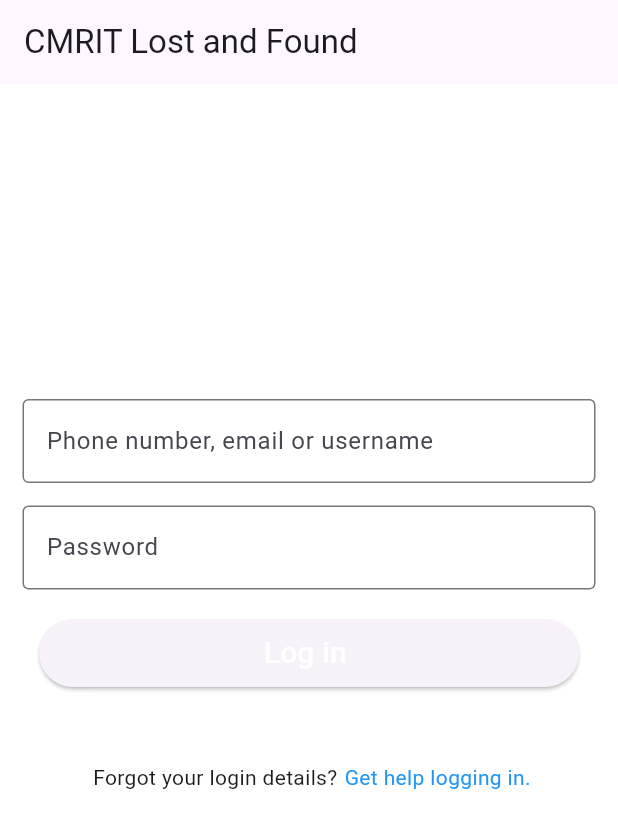
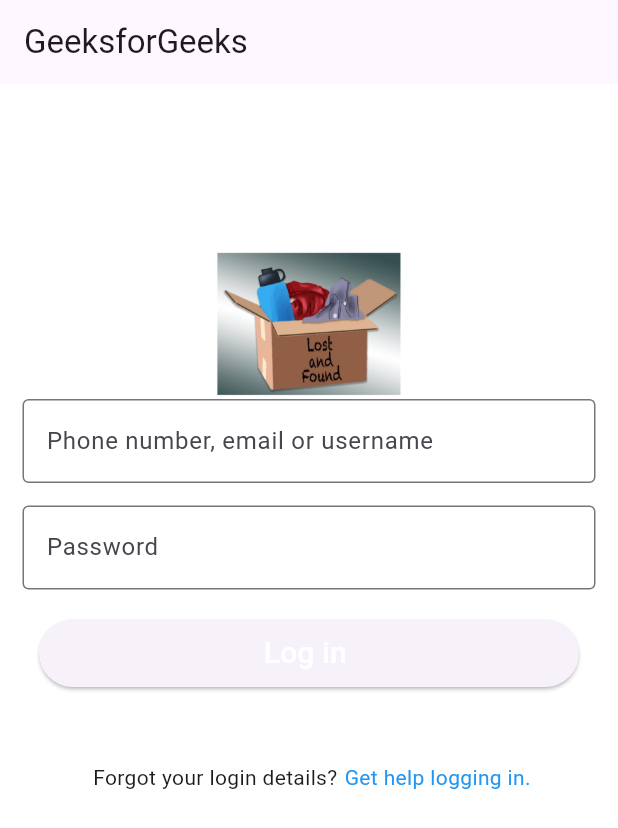
Before and after one commit to Shiva7ganesh/TraceHub, a Flutter app: the screen it shows after launch, on a phone screen of 412 x 824 dp. Shown: the top 828 px of the screen. Run offline on Flutter 3.47's test engine with Material 3 defaults, Android fonts, the phone set to English and light mode, and no system bars; missing offline and left inert: dart:ffi.

Commit message:
Added login page

```diff
--- a/lib/log_in.dart
+++ b/lib/log_in.dart
@@ -1,4 +1,5 @@
 import 'package:flutter/material.dart';
+
 import 'MyHomePage.dart';
 import 'log_in.dart';
 
@@ -27,7 +28,7 @@ class _LoginDemoState extends State<LoginDemo> {
     return Scaffold(
       backgroundColor: Colors.white,
       appBar: AppBar(
-        title: Text("CMRIT Lost and Found"),
+        title: Text("GeeksforGeeks"),
       ),
       body: SingleChildScrollView(
         child: Column(
@@ -41,7 +42,7 @@ class _LoginDemoState extends State<LoginDemo> {
                     /*decoration: BoxDecoration(
 						color: Colors.red,
 						borderRadius: BorderRadius.circular(50.0)),*/
-                    ),
+                    child: Image.asset('images/lost.png')),
               ),
             ),
             Padding(
--- a/lib/main.dart
+++ b/lib/main.dart
@@ -1,3 +1,5 @@
+import 'dart:ffi';
+
 import 'package:flutter/material.dart';
 import 'package:lostandfound/MyHomePage.dart';
 import 'package:lostandfound/log_in.dart'; // Import your HomePage widget here
--- a/pubspec.yaml
+++ b/pubspec.yaml
@@ -62,6 +62,9 @@ flutter:
   # assets:
   #   - images/a_dot_burr.jpeg
   #   - images/a_dot_ham.jpeg
+  assets:
+    - images/lost.png
+
 
   # An image asset can refer to one or more resolution-specific "variants", see
   # https://flutter.dev/assets-and-images/#resolution-aware
```
Also changed, not shown: images/lost.png (added).
